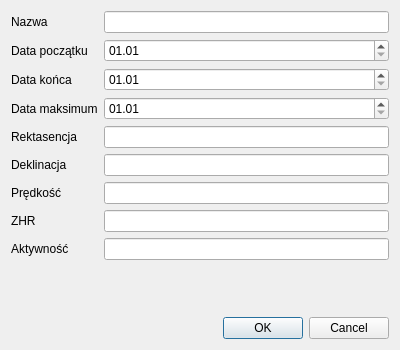
Old version of the form application/gui/form-meteor-shower.ui in the repository Ztrk/database-project.
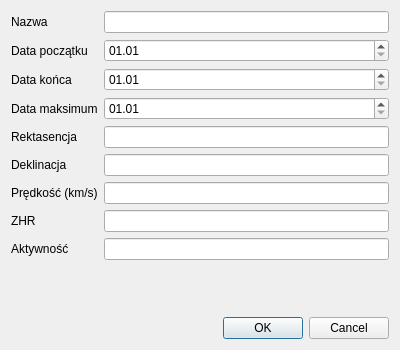
New version of the form.

Commit message: Add units to table headers and form labels

Patch:
```diff
--- a/application/gui/form-meteor-shower.ui
+++ b/application/gui/form-meteor-shower.ui
@@ -91,7 +91,7 @@
      <item row="6" column="0">
       <widget class="QLabel" name="velocity_label">
        <property name="text">
-        <string>Prędkość</string>
+        <string>Prędkość (km/s)</string>
        </property>
       </widget>
      </item>
```
The commit also changes 6 other files.
